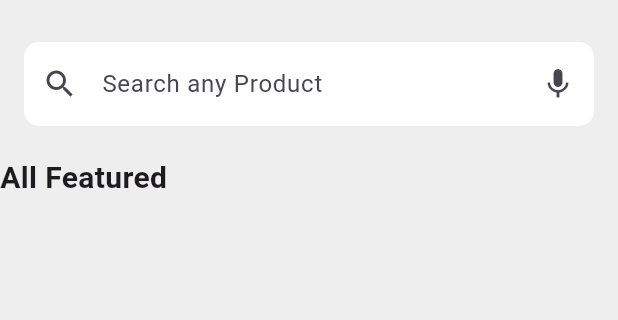
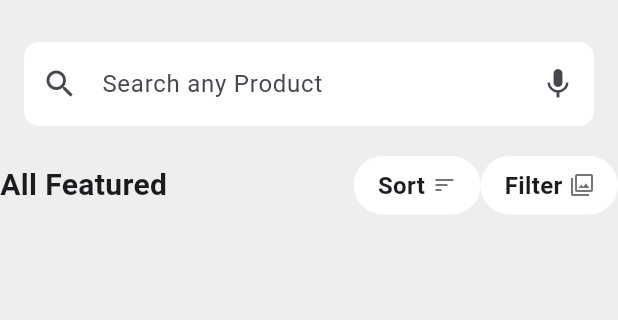
Before and after one commit to boypaida12/ecommerceapp, a Flutter app: the HomeScreen screen opened directly, on a phone screen of 412 x 824 dp, the part 72-392 px from its top. Run offline on Flutter 3.47's test engine with Material 3 defaults, Android fonts, the phone set to English and light mode, and no system bars; our stand-ins replace dots_indicator, font_awesome_flutter, introduction_screen.

Commit message:
Created pill widgets

```diff
--- a/lib/app_screens/home_screen.dart
+++ b/lib/app_screens/home_screen.dart
@@ -53,16 +53,21 @@ class _HomeScreenState extends State<HomeScreen> {
               ),
             ),
           ),
-
           Row(
             mainAxisAlignment: MainAxisAlignment.spaceBetween,
-            children:[
-            Text('All Featured', style: TextStyle(fontSize: 20, fontWeight: FontWeight.bold),),
-            Row(children: [
-
-
-            ],)
-          ],)
+            children: [
+              Text(
+                'All Featured',
+                style: TextStyle(fontSize: 20, fontWeight: FontWeight.bold),
+              ),
+              Row(
+                children: [
+                  PillWidget(trailingIcon: Icons.sort, text: 'Sort'),
+                  PillWidget(trailingIcon: Icons.filter, text: 'Filter')
+                ],
+              )
+            ],
+          )
         ]),
       ),
     );
@@ -70,10 +75,24 @@ class _HomeScreenState extends State<HomeScreen> {
 }
 
 class PillWidget extends StatelessWidget {
-  const PillWidget({super.key});
+  final IconData trailingIcon;
+  final String text;
+
+  PillWidget({required this.trailingIcon, required this.text});
 
   @override
   Widget build(BuildContext context) {
-    return const Placeholder();
+    return Container(
+      decoration: BoxDecoration(
+        color: Colors.white,
+        borderRadius: BorderRadius.circular(20),
+      ),
+      padding: EdgeInsets.symmetric(horizontal: 16, vertical: 8),
+      child: Row(mainAxisSize: MainAxisSize.min, children: [
+        Text(text, style: TextStyle(fontSize: 16, fontWeight: FontWeight.bold)),
+        SizedBox(width: 5),
+        Icon(trailingIcon, size: 16, color: Colors.grey[600])
+      ]),
+    );
   }
 }
```
